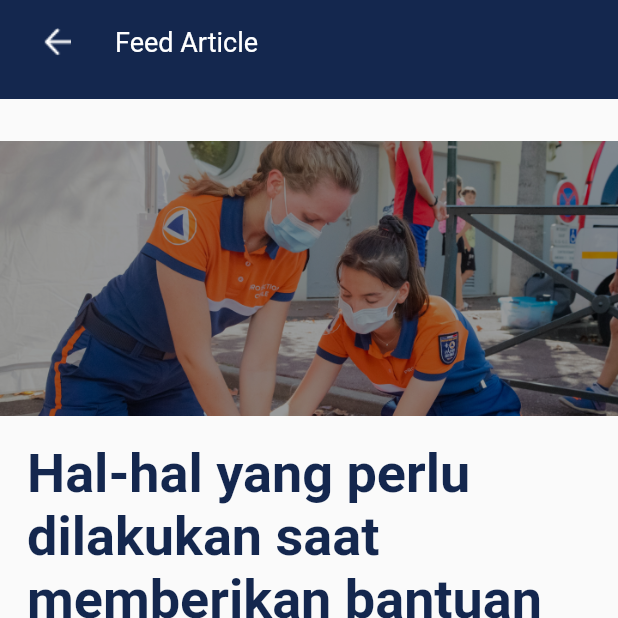
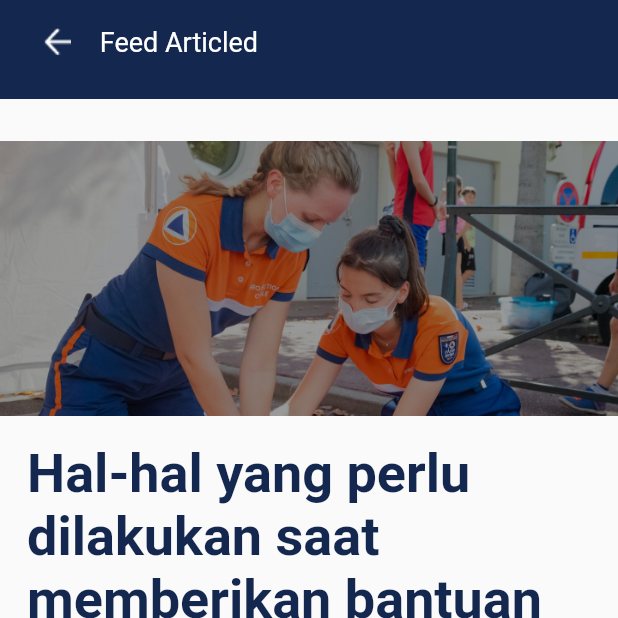
Before and after one commit to bantuone/bantuone, a Flutter app: the ContentArticleView screen opened directly, on a phone screen of 412 x 824 dp, the top half of it. Run offline on Flutter 3.47's test engine with Material 2 defaults, Android fonts, the light colour scheme and no system bars; our stand-ins replace carousel_slider, firebase_auth, firebase_core, flutter_screenutil, google_sign_in; missing offline and left inert: dart:ffi; accounts and stored records are empty.

Commit message:
tambahan baru

```diff
--- a/lib/core/widgets/articlebar.widget.dart
+++ b/lib/core/widgets/articlebar.widget.dart
@@ -33,7 +33,7 @@
                   Container(
                     margin: EdgeInsets.only(right: 230),
                     child: Text(
-                      "Feed Article",
+                      "Feed Articled",
                       style: const TextStyle(fontSize: 18, color: white),
                     ),
                   )
```
